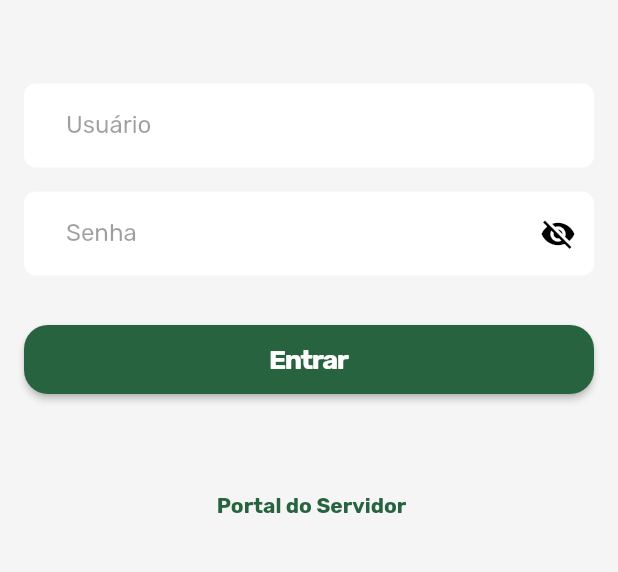
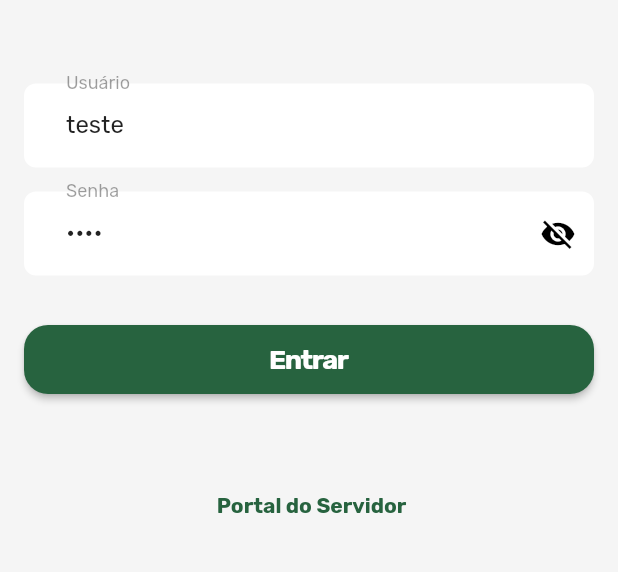
Before and after one commit to luisfelipe449/flutter-template, a Flutter app: the screen it shows after launch, on a phone screen of 412 x 824 dp, the part 464-1036 px from its top. Run offline on Flutter 3.47's test engine with Material 3 defaults, Android fonts, the phone set to English and light mode, and no system bars; our stand-ins replace cached_network_image, flutter_bloc, font_awesome_flutter, go_router, google_fonts, loggy; project files that could hold a hidden picture were left out.

Commit message:
add usuario e senha default

```diff
--- a/lib/feature/auth/ui/page/auth_page.dart
+++ b/lib/feature/auth/ui/page/auth_page.dart
@@ -16,8 +16,8 @@ class AuthPage extends StatefulWidget {
 }
 
 class _AuthPageState extends State<AuthPage> {
-  final _emailController = TextEditingController();
-  final _passwordController = TextEditingController();
+  final _emailController = TextEditingController(text: 'teste');
+  final _passwordController = TextEditingController(text: '1234');
   final _formKey = GlobalKey<FormState>();
 
   bool _isSignUp = false;
```
